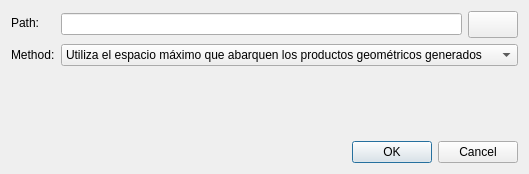
Old version of the form Roi.ui in the repository UCLM-PAFyC/metashape_big_psx.
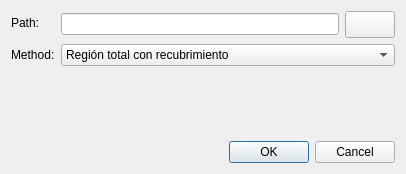
New version of the form.

What changed in the file:
```diff
--- a/Roi.ui
+++ b/Roi.ui
@@ -102,7 +102,7 @@
           
             <item>
                 <property name="text">
-                <string>Utiliza el espacio máximo que abarquen los productos geométricos generados</string>
+                <string>Región total con recubrimiento</string>
                 </property>
                 <property name="flags">
                     <set>ItemIsSelectable|ItemIsEditable|ItemIsDragEnabled|ItemIsUserCheckable|ItemIsEnabled</set>
```
Left out of the diff: 2 changed lines with no effect on the pictures.
